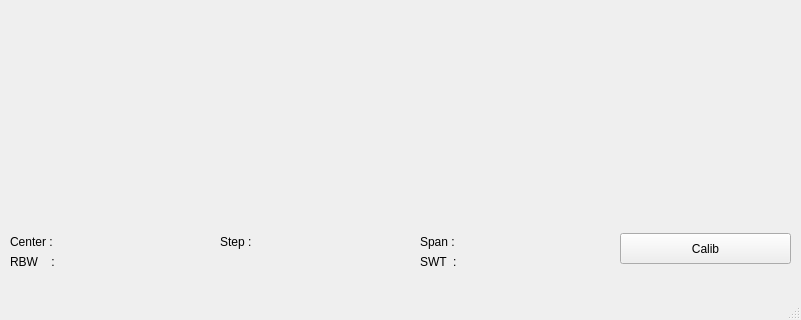
The window that mainwindow.ui (selaka-deemantha/Spectrum_Analyzer_User_Interface) describes before a commit, drawn with Qt 5; both pictures show x 0 to 801 and y 297 to 617 of the 801 by 617 pixel window.
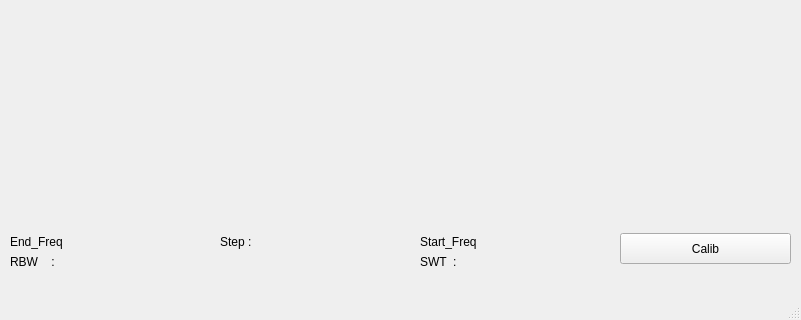
The same window after the commit. Custom widgets are drawn as their Qt base class.

Commit message: added the fullscreen capability to the UI. still have to add fullscreen method to settings dialog box

What changed in the file:
```diff
--- a/mainwindow.ui
+++ b/mainwindow.ui
@@ -91,34 +91,34 @@
      <rect>
       <x>10</x>
       <y>530</y>
-      <width>61</width>
+      <width>71</width>
       <height>17</height>
      </rect>
     </property>
     <property name="text">
-     <string>Center : </string>
+     <string>End_Freq</string>
     </property>
    </widget>
    <widget class="QLabel" name="center_freq_label">
     <property name="geometry">
      <rect>
-      <x>70</x>
-      <y>530</y>
-      <width>141</width>
-      <height>17</height>
-     </rect>
-    </property>
-    <property name="text">
-     <string/>
-    </property>
-   </widget>
-   <widget class="QLabel" name="span_label">
-    <property name="geometry">
-     <rect>
-      <x>470</x>
+      <x>80</x>
       <y>530</y>
       <width>131</width>
-      <height>17</height>
+      <height>20</height>
+     </rect>
+    </property>
+    <property name="text">
+     <string/>
+    </property>
+   </widget>
+   <widget class="QLabel" name="span_label">
+    <property name="geometry">
+     <rect>
+      <x>500</x>
+      <y>530</y>
+      <width>101</width>
+      <height>20</height>
      </rect>
     </property>
     <property name="text">
@@ -130,12 +130,12 @@
      <rect>
       <x>420</x>
       <y>530</y>
-      <width>41</width>
+      <width>71</width>
       <height>17</height>
      </rect>
     </property>
     <property name="text">
-     <string>Span :</string>
+     <string>Start_Freq</string>
     </property>
    </widget>
    <widget class="QLabel" name="label_3">
```
The commit also changes 7 other files.
